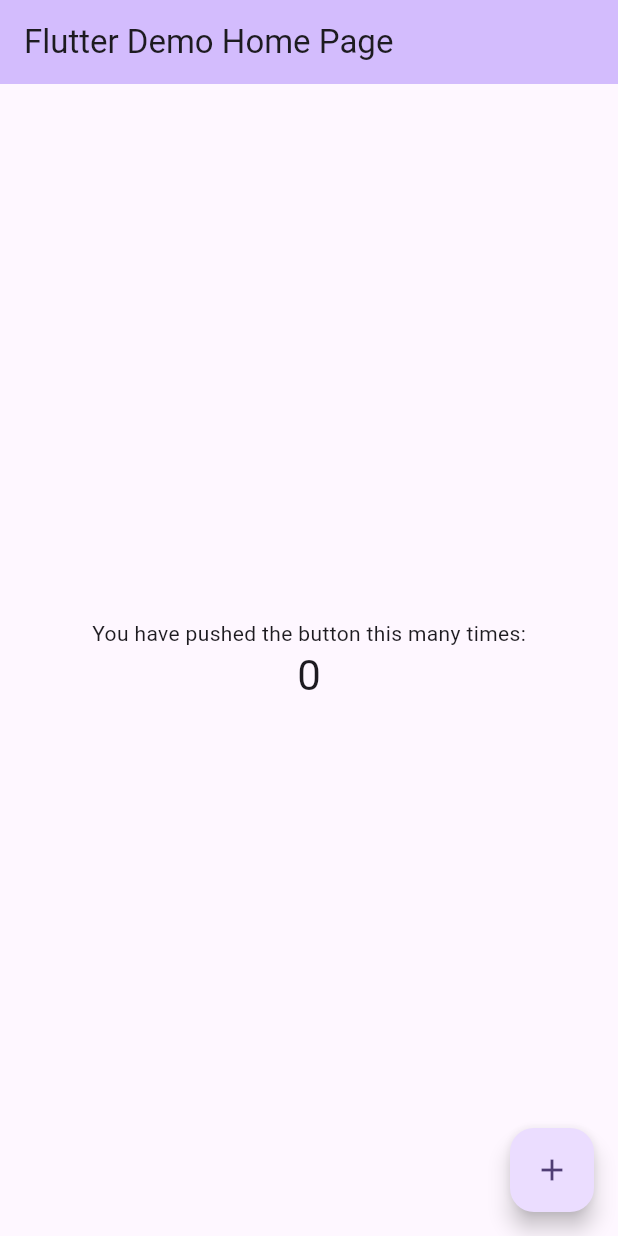
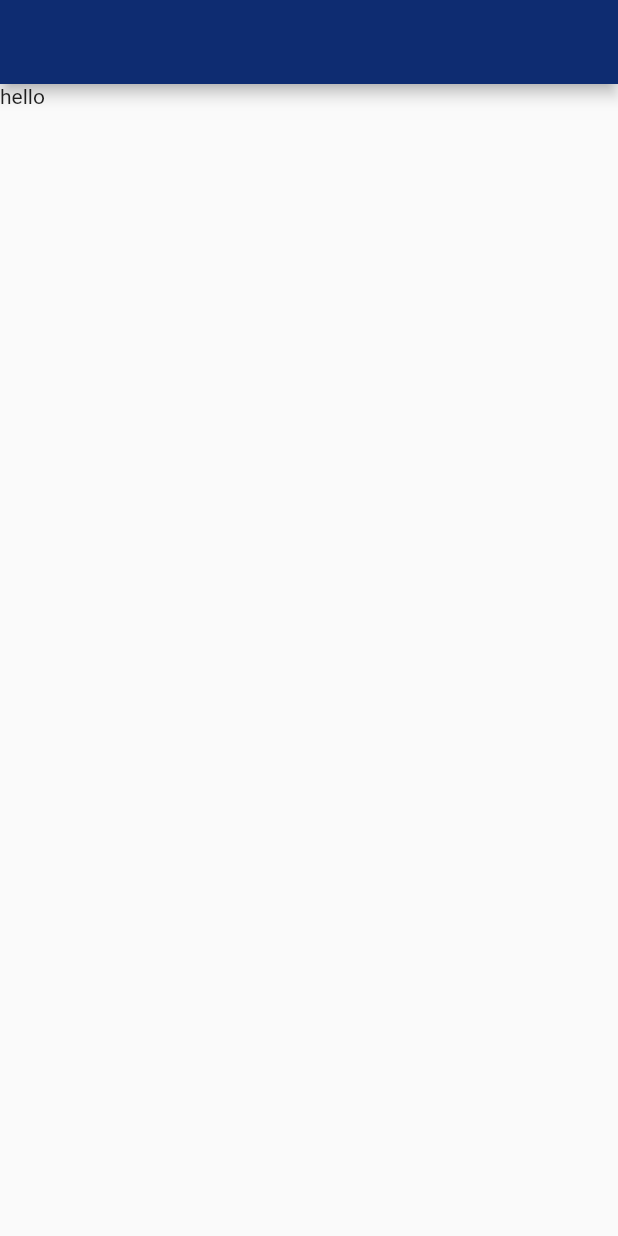
Before and after one commit to YuDavidCao/flutter_bootstrap, a Flutter app: the screen it shows after launch, on a phone screen of 412 x 824 dp. Run offline on Flutter 3.47's test engine with Material 2 defaults, Android fonts, the phone set to English and light mode, and no system bars.

Commit message:
added boilerplate code

```diff
--- a/lib/main.dart
+++ b/lib/main.dart
@@ -1,125 +1,45 @@
 import 'package:flutter/material.dart';
+import 'package:flutter/services.dart';
+import 'pages.dart';
 
-void main() {
+Future<void> main() async {
+  WidgetsFlutterBinding.ensureInitialized();
+  SystemChrome.setEnabledSystemUIMode(SystemUiMode.manual,
+      overlays: [SystemUiOverlay.top]);
   runApp(const MyApp());
 }
 
 class MyApp extends StatelessWidget {
   const MyApp({super.key});
 
-  // This widget is the root of your application.
   @override
   Widget build(BuildContext context) {
-    return MaterialApp(
-      title: 'Flutter Demo',
-      theme: ThemeData(
-        // This is the theme of your application.
-        //
-        // TRY THIS: Try running your application with "flutter run". You'll see
-        // the application has a blue toolbar. Then, without quitting the app,
-        // try changing the seedColor in the colorScheme below to Colors.green
-        // and then invoke "hot reload" (save your changes or press the "hot
-        // reload" button in a Flutter-supported IDE, or press "r" if you used
-        // the command line to start the app).
-        //
-        // Notice that the counter didn't reset back to zero; the application
-        // state is not lost during the reload. To reset the state, use hot
-        // restart instead.
-        //
-        // This works for code too, not just values: Most code changes can be
-        // tested with just a hot reload.
-        colorScheme: ColorScheme.fromSeed(seedColor: Colors.deepPurple),
-        useMaterial3: true,
+    return GestureDetector(
+      onTap: () {
+        FocusManager.instance.primaryFocus?.unfocus();
+      },
+      child: MaterialApp(
+        debugShowCheckedModeBanner: false,
+        title: 'App',
+        theme: ThemeData(
+          primarySwatch: const MaterialColor(0xFF0E2C71, {
+            50: Color(0xFF0E2C71),
+            100: Color(0xFF0E2C71),
+            200: Color(0xFF0E2C71),
+            300: Color(0xFF0E2C71),
+            400: Color(0xFF0E2C71),
+            500: Color(0xFF0E2C71),
+            600: Color(0xFF0E2C71),
+            700: Color(0xFF0E2C71),
+            800: Color(0xFF0E2C71),
+            900: Color(0xFF0E2C71),
+          }),
+        ),
+        initialRoute: '/Home',
+        routes: {
+          '/Home': (context) => const HomePage(),
+        },
       ),
-      home: const MyHomePage(title: 'Flutter Demo Home Page'),
     );
   }
 }
-
-class MyHomePage extends StatefulWidget {
-  const MyHomePage({super.key, required this.title});
-
-  // This widget is the home page of your application. It is stateful, meaning
-  // that it has a State object (defined below) that contains fields that affect
-  // how it looks.
-
-  // This class is the configuration for the state. It holds the values (in this
-  // case the title) provided by the parent (in this case the App widget) and
-  // used by the build method of the State. Fields in a Widget subclass are
-  // always marked "final".
-
-  final String title;
-
-  @override
-  State<MyHomePage> createState() => _MyHomePageState();
-}
-
-class _MyHomePageState extends State<MyHomePage> {
-  int _counter = 0;
-
-  void _incrementCounter() {
-    setState(() {
-      // This call to setState tells the Flutter framework that something has
-      // changed in this State, which causes it to rerun the build method below
-      // so that the display can reflect the updated values. If we changed
-      // _counter without calling setState(), then the build method would not be
-      // called again, and so nothing would appear to happen.
-      _counter++;
-    });
-  }
-
-  @override
-  Widget build(BuildContext context) {
-    // This method is rerun every time setState is called, for instance as done
-    // by the _incrementCounter method above.
-    //
-    // The Flutter framework has been optimized to make rerunning build methods
-    // fast, so that you can just rebuild anything that needs updating rather
-    // than having to individually change instances of widgets.
-    return Scaffold(
-      appBar: AppBar(
-        // TRY THIS: Try changing the color here to a specific color (to
-        // Colors.amber, perhaps?) and trigger a hot reload to see the AppBar
-        // change color while the other colors stay the same.
-        backgroundColor: Theme.of(context).colorScheme.inversePrimary,
-        // Here we take the value from the MyHomePage object that was created by
-        // the App.build method, and use it to set our appbar title.
-        title: Text(widget.title),
-      ),
-      body: Center(
-        // Center is a layout widget. It takes a single child and positions it
-        // in the middle of the parent.
-        child: Column(
-          // Column is also a layout widget. It takes a list of children and
-          // arranges them vertically. By default, it sizes itself to fit its
-          // children horizontally, and tries to be as tall as its parent.
-          //
-          // Column has various properties to control how it sizes itself and
-          // how it positions its children. Here we use mainAxisAlignment to
-          // center the children vertically; the main axis here is the vertical
-          // axis because Columns are vertical (the cross axis would be
-          // horizontal).
-          //
-          // TRY THIS: Invoke "debug painting" (choose the "Toggle Debug Paint"
-          // action in the IDE, or press "p" in the console), to see the
-          // wireframe for each widget.
-          mainAxisAlignment: MainAxisAlignment.center,
-          children: <Widget>[
-            const Text(
-              'You have pushed the button this many times:',
-            ),
-            Text(
-              '$_counter',
-              style: Theme.of(context).textTheme.headlineMedium,
-            ),
-          ],
-        ),
-      ),
-      floatingActionButton: FloatingActionButton(
-        onPressed: _incrementCounter,
-        tooltip: 'Increment',
-        child: const Icon(Icons.add),
-      ), // This trailing comma makes auto-formatting nicer for build methods.
-    );
-  }
-}
--- /dev/null
+++ b/lib/pages.dart
@@ -0,0 +1 @@
+export "../pages/home_page.dart";
--- /dev/null
+++ b/lib/pages/home_page.dart
@@ -0,0 +1,23 @@
+import 'package:flutter/material.dart';
+
+class HomePage extends StatefulWidget {
+  const HomePage({super.key});
+
+  @override
+  State<HomePage> createState() => _HomePageState();
+}
+
+class _HomePageState extends State<HomePage> {
+
+  @override
+  Widget build(BuildContext context) {
+    return Scaffold(
+        appBar: AppBar(),
+        body: const Column(
+          children: [
+            Text("hello")
+          ],
+        ),
+    );
+  }
+}
```
Also changed, not shown: lib/constants.dart (added, +29 -0 lines), lib/custom_widgets.dart (added).
